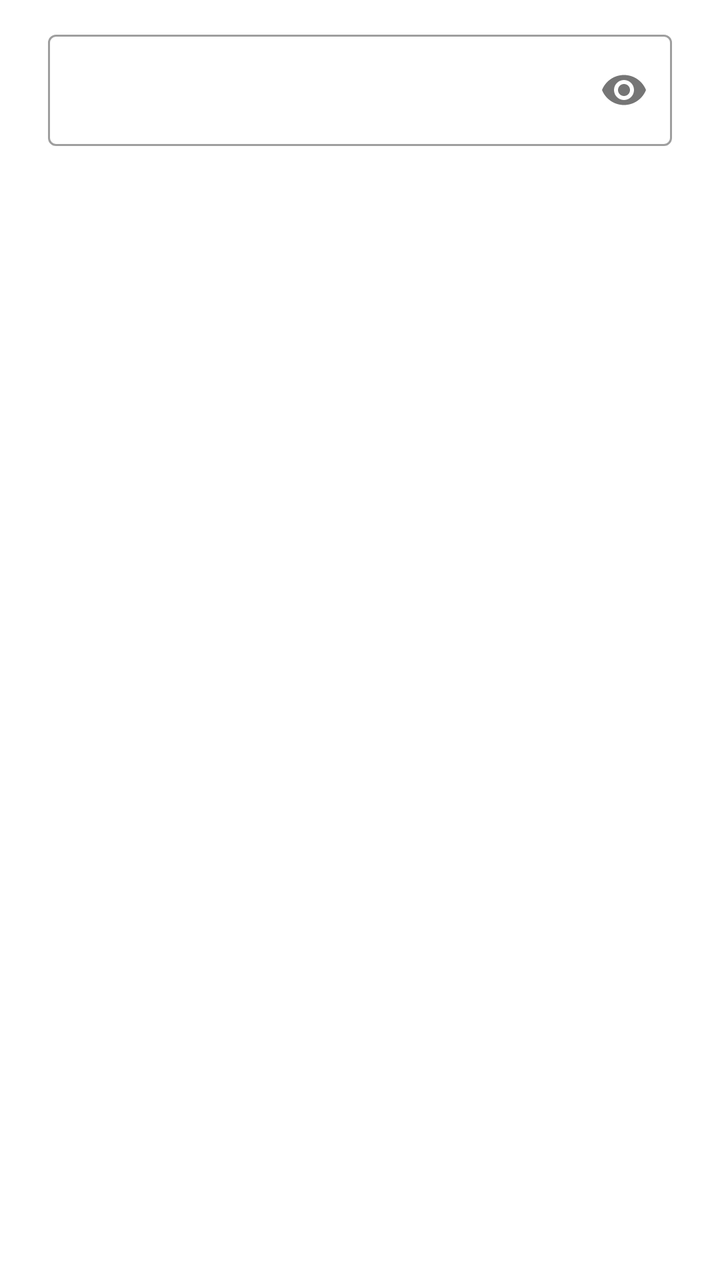
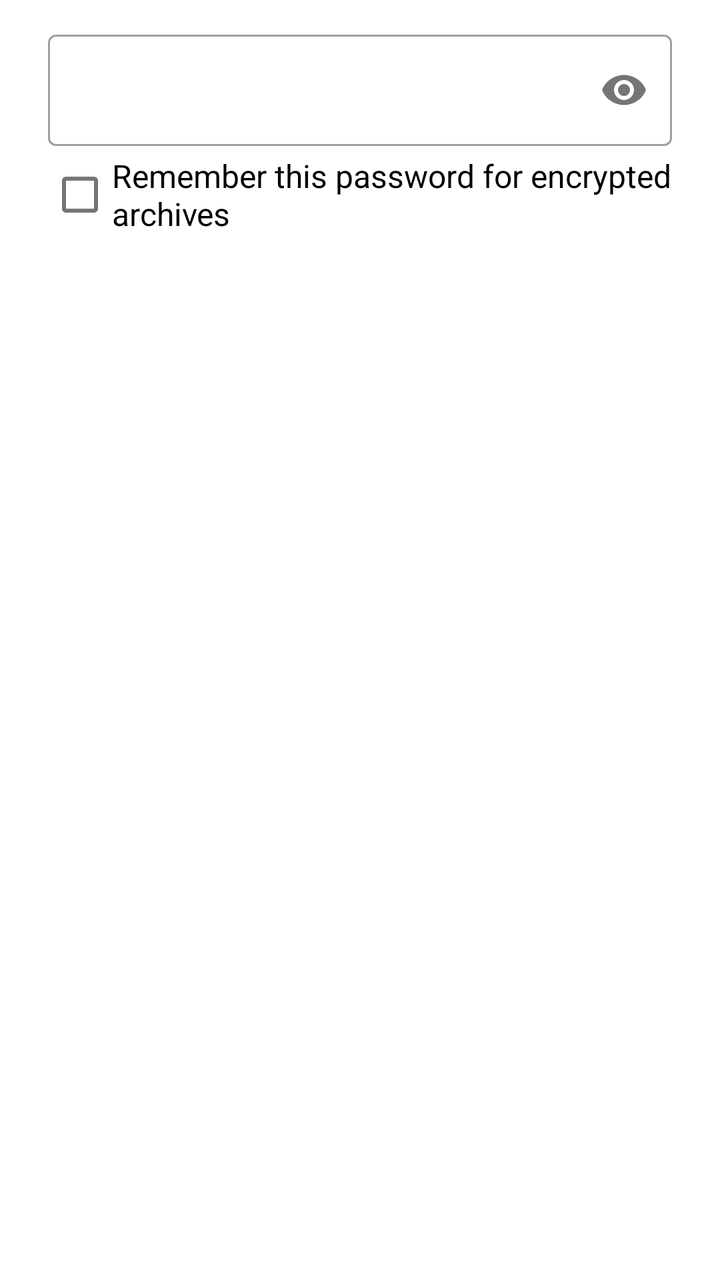

An Android layout rendered at two revisions. The XML below is the earlier revision; the diff shows what the commit changed to produce the second picture.
<!-- AndroidManifest.xml: activity theme Theme.NexFiles.Translucent -->
<!-- res/layout/archive_password_dialog.xml -->
<?xml version="1.0" encoding="utf-8"?>
<FrameLayout
    xmlns:android="http://schemas.android.com/apk/res/android"
    xmlns:app="http://schemas.android.com/apk/res-auto"
    android:layout_width="match_parent"
    android:layout_height="wrap_content"
    android:paddingTop="@dimen/abc_dialog_title_divider_material">

    <com.google.android.material.textfield.TextInputLayout
        android:id="@+id/passwordLayout"
        android:layout_width="match_parent"
        android:layout_height="wrap_content"
        android:layout_marginStart="?dialogPreferredPadding"
        android:layout_marginEnd="?dialogPreferredPadding"
        android:layout_marginTop="4dp"
        app:passwordToggleEnabled="true">

        <com.google.android.material.textfield.TextInputEditText
            android:id="@+id/passwordEdit"
            android:layout_width="match_parent"
            android:layout_height="wrap_content"
            android:inputType="textPassword" />
    </com.google.android.material.textfield.TextInputLayout>
</FrameLayout>
<!-- resources referenced by this layout -->
<resources>
  <style name="Theme.NexFiles.Translucent" parent="Base.Theme.NexFiles.Translucent" />
  <style name="Base.Theme.NexFiles.Translucent" parent="Platform.Theme.NexFiles.Translucent">
          <item name="android:colorBackgroundCacheHint">@null</item>
          <item name="android:windowAnimationStyle">@null</item>
          <item name="android:windowBackground">@android:color/transparent</item>
          <item name="android:windowContentOverlay">@null</item>
          <item name="android:windowDisablePreview">true</item>
          <item name="android:windowIsTranslucent">true</item>
          <item name="windowNoTitle">true</item>
      </style>
  <style name="Platform.Theme.NexFiles.Translucent" parent="Platform.V21.Theme.NexFiles.Translucent" />
  <style name="Platform.V21.Theme.NexFiles.Translucent" parent="Theme.NexFiles">
          <item name="android:navigationBarColor">@android:color/transparent</item>
          <item name="android:statusBarColor">@android:color/transparent</item>
      </style>
  <style name="Theme.NexFiles" parent="Base.Theme.NexFiles" />
  <style name="Platform.Theme.NexFiles" parent="Platform.V21.Theme.NexFiles" />
  <style name="ThemeOverlay.NexFiles.ActionBar" parent="">
          <item name="colorControlNormal">?android:textColorPrimary</item>
          <item name="searchViewStyle">@style/Widget.AppCompat.SearchView.ActionBar</item>
      </style>
  <style name="ThemeOverlay.NexFiles.ActionBarPopup" parent="">
          <item name="colorControlNormal">?android:textColorSecondary</item>
          <item name="searchViewStyle">@style/Widget.AppCompat.SearchView</item>
      </style>
  <style name="Widget.NexFiles.ListView.DropDown" parent="Widget.AppCompat.ListView.DropDown">
          <item name="android:paddingTop">8dp</item>
          <item name="android:paddingBottom">8dp</item>
          <item name="android:clipToPadding">false</item>
      </style>
  <color name="color_primary">@color/color_primary_light</color>
  <color name="color_surface">@color/color_surface_light</color>
  <style name="ShapeAppearance.NexFiles.MediumComponent" parent="ShapeAppearance.MaterialComponents.MediumComponent">
          <item name="cornerSize">8dp</item>
      </style>
  <style name="Widget.NexFiles.CardView" parent="Widget.MaterialComponents.CardView">
          <item name="android:stateListAnimator">@null</item>
          <item name="cardElevation">0dp</item>
          <item name="strokeColor">@color/mtrl_btn_stroke_color_selector</item>
          <item name="strokeWidth">@dimen/mtrl_btn_stroke_size</item>
      </style>
  <style name="Preference.NexFiles.SwitchPreferenceCompat" parent="Preference.SwitchPreferenceCompat.Material">
          <item name="android:widgetLayout">@layout/switch_preference_compat_widget</item>
      </style>
  <style name="Platform.V21.Theme.NexFiles" parent="Theme.MaterialComponents.DayNight.NoActionBar">
          <item name="colorPrimaryDark">@color/system_window_scrim_compat</item>
      </style>
  <color name="color_primary_light">@color/google_blue_600</color>
  <color name="color_surface_light">@android:color/white</color>
  <dimen name="navigation_item_horizontal_padding">24dp</dimen>
  <style name="ShapeAppearanceOverlay.NexFiles.NavigationView.Item" parent="">
          <item name="cornerSize">50%</item>
          <item name="cornerSizeTopLeft">0dp</item>
          <item name="cornerSizeBottomLeft">0dp</item>
      </style>
  <dimen name="navigation_item_icon_padding">24dp</dimen>
  <color name="system_window_scrim_compat">@color/system_window_scrim_light_compat</color>
  <color name="google_blue_600">#1A73E8</color>
  <color name="system_window_scrim_light_compat">#44000000</color>
  <!-- unchanged entries left out for length: 2 -->
</resources>

<!-- the commit's change to res/layout/archive_password_dialog.xml (unified diff, before → after) -->
@@ -1,9 +1,10 @@
 <?xml version="1.0" encoding="utf-8"?>
-<FrameLayout
+<LinearLayout
     xmlns:android="http://schemas.android.com/apk/res/android"
     xmlns:app="http://schemas.android.com/apk/res-auto"
     android:layout_width="match_parent"
     android:layout_height="wrap_content"
+    android:orientation="vertical"
     android:paddingTop="@dimen/abc_dialog_title_divider_material">
 
     <com.google.android.material.textfield.TextInputLayout
@@ -21,4 +22,15 @@
             android:layout_height="wrap_content"
             android:inputType="textPassword" />
     </com.google.android.material.textfield.TextInputLayout>
-</FrameLayout>
+
+    <CheckBox
+        android:id="@+id/rememberPasswordCheckBox"
+        android:layout_width="match_parent"
+        android:layout_height="wrap_content"
+        android:layout_marginStart="?dialogPreferredPadding"
+        android:layout_marginEnd="?dialogPreferredPadding"
+        android:layout_marginTop="4dp"
+        android:minHeight="@dimen/dense_single_line_list_item_height"
+        android:text="@string/file_action_archive_password_remember"
+        android:textAppearance="?textAppearanceListItem" />
+</LinearLayout>
<!-- resource entries referenced after the edit -->
@@ -1,5 +1,7 @@
 <!-- resources referenced by this layout -->
 <resources>
+  <dimen name="dense_single_line_list_item_height">40dp</dimen>
+  <string name="file_action_archive_password_remember">Remember this password for encrypted archives</string>
   <style name="Theme.NexFiles.Translucent" parent="Base.Theme.NexFiles.Translucent" />
   <style name="Base.Theme.NexFiles.Translucent" parent="Platform.Theme.NexFiles.Translucent">
           <item name="android:colorBackgroundCacheHint">@null</item>
